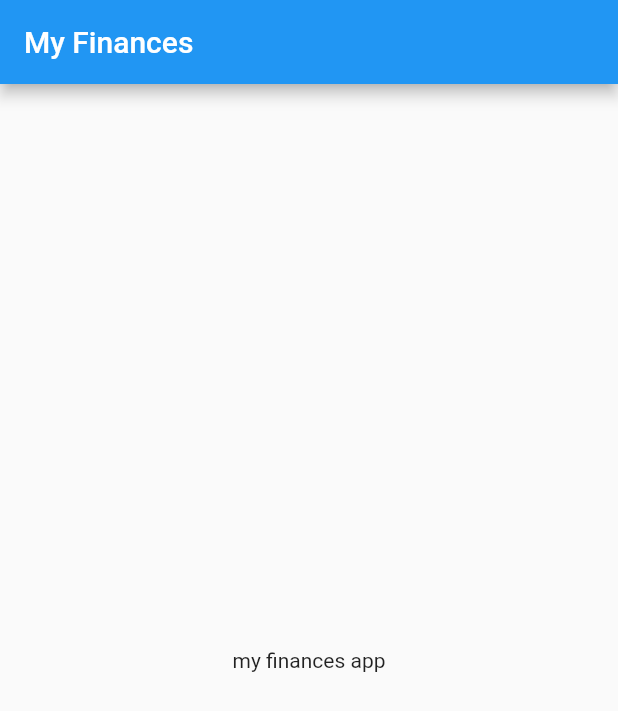
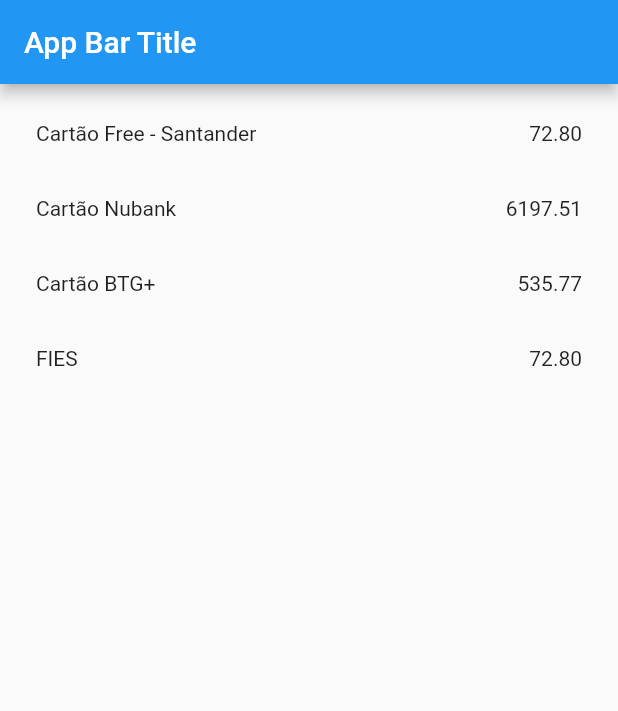
Before and after one commit to victorrattis/my-finances, a Flutter app: the screen it shows after launch, on a phone screen of 412 x 824 dp. Shown: the top 711 px of the screen. Run offline on Flutter 3.47's test engine with Material 2 defaults, Android fonts, the light colour scheme and no system bars.

Commit message:
In working...

```diff
--- /dev/null
+++ b/lib/data/data_repository.dart
@@ -0,0 +1,72 @@
+
+
+
+
+class DataRepository {
+
+
+
+}
+
+class FinanceValue {
+  final String data;
+  final String text;
+  final double price;
+  final List<String> labels;
+
+  FinanceValue({ required this.data, required this.text, required this.price, this.labels = const [] });
+}
+
+final List<FinanceValue> registers = <FinanceValue>[
+  FinanceValue(data: "08/09/2021", text: "Ferreira costa 9/10", price:	42.90, labels: ["santander", "apgastos"]),
+  FinanceValue(data: "18/09/2021", text: "Mercpago*mercadolivre", price:	29.90, labels: ["santander", "informatica"]),
+
+  FinanceValue(data: "03/06/2022", text: "Drogasil", price:	71.13, labels: ["btg", "medicamento"]),
+  FinanceValue(data: "16/06/2022", text: "Pão De Açúcar", price:	192.15, labels: ["btg", "alimentação"]),
+  FinanceValue(data: "16/06/2022", text: "Posto Cunha", price:	57.92, labels: ["btg", "viagem"]),
+  FinanceValue(data: "16/06/2022", text: "Kaline Lopes", price:	64.98, labels: ["btg", "viagem"]),
+  FinanceValue(data: "16/06/2022", text: "Kaline Lopes", price:	59.00, labels: ["btg", "viagem"]),
+  FinanceValue(data: "21/06/2022", text: "Drogasil", price:	90.59, labels: ["btg", "medicamento"]),
+
+  FinanceValue(data: "01/01/2022", text:	"Ame Digital - 8/10", price:	546.43, labels: ["nubank"]),
+  FinanceValue(data: "01/01/2022", text:	"Mercadolivre*Mercadoli - 8/10", price:		175.53, labels: ["nubank"]),
+  FinanceValue(data: "01/01/2022", text:	"Amazon.Com.Br - 7/10", price:	35.99, labels: ["nubank"]),
+  FinanceValue(data: "01/01/2022", text:	"Amazon.Com.Br - 9/10", price:	47.52, labels: ["nubank"]),
+  FinanceValue(data: "09/05/2022", text:	"Pg*William Vendas - 02/03", price:	984.11, labels: ["nubank"]),
+  FinanceValue(data: "30/05/2022", text:	"Pag*Lightisgood", price:	347.40, labels: ["nubank"]),
+  FinanceValue(data: "31/05/2022", text:	"Uber *Trip", price:	7.93, labels: ["nubank"]),
+  FinanceValue(data: "31/05/2022", text:	"Uber *Trip", price:	14.91, labels: ["nubank"]),
+  FinanceValue(data: "31/05/2022", text:	"Uber *Trip", price:	12.34, labels: ["nubank"]),
+  FinanceValue(data: "02/06/2022", text:	"Uber *Trip", price:	19.90, labels: ["nubank"]),
+  FinanceValue(data: "02/06/2022", text:	"Uber *Trip", price:	11.97, labels: ["nubank"]),
+  FinanceValue(data: "02/06/2022", text:	"Uber *Trip", price:	10.90, labels: ["nubank"]),
+  FinanceValue(data: "02/06/2022", text:	"DL*Google Superc", price:	27.90, labels: ["nubank", "game"]),
+  FinanceValue(data: "02/06/2022", text:	"DL*Google Superc", price:	27.90, labels: ["nubank", "game"]),
+  FinanceValue(data: "03/06/2022", text:	"Uber *Trip", price:	8.95, labels: ["nubank"]),
+  FinanceValue(data: "03/06/2022", text:	"Recanto Paraibano", price:	240.50, labels: ["nubank"]),
+  FinanceValue(data: "04/06/2022", text:	"Cornershop Brasil Tecn", price:	293.22, labels: ["nubank"]),
+  FinanceValue(data: "04/06/2022", text:	"Uber *Trip", price:	9.94, labels: ["nubank"]),
+  FinanceValue(data: "04/06/2022", text:	"Uber *Trip	", price:	14.92, labels: ["nubank"]),
+  FinanceValue(data: "04/06/2022", text:	"Mac Donalds", price:	41.00, labels: ["nubank"]),
+  FinanceValue(data: "04/06/2022", text:	"Ifood *Ifood", price:	50.15, labels: ["nubank"]),
+  FinanceValue(data: "05/06/2022", text:	"Ifood *Ifood", price:	55.39, labels: ["nubank"]),
+  FinanceValue(data: "06/06/2022", text:	"Bompreco", price:	33.49, labels: ["nubank"]),
+  FinanceValue(data: "06/06/2022", text:	"Credito de Cornershop Brasil Tecn", price:	-31.38, labels: ["nubank"]),
+  FinanceValue(data: "07/06/2022", text:	"Uber *Trip", price:	19.94, labels: ["nubank"]),
+  FinanceValue(data: "08/06/2022", text:	"Uber *Trip", price:	14.96, labels: ["nubank"]),
+  FinanceValue(data: "09/06/2022", text:	"Dm *Nintendo", price:	192.55, labels: ["nubank"]),
+  FinanceValue(data: "10/05/2022", text:	"Pag*Lightisgood", price:	418.00, labels: ["nubank"]),
+  FinanceValue(data: "10/06/2022", text:	"Booking.Com Hotel On B", price:	1290.00, labels: ["nubank"]),
+  FinanceValue(data: "11/06/2022", text:	"Bomprec Parque Amorim", price:	112.67, labels: ["nubank"]),
+  FinanceValue(data: "11/06/2022", text:	"Ifood *Ifood", price:	56.99, labels: ["nubank"]),
+  FinanceValue(data: "12/06/2022", text:	"Ifood *Ifood", price:	157.89, labels: ["nubank"]),
+  FinanceValue(data: "13/06/2022", text:	"Disney Plus", price:	27.90, labels: ["nubank"]),
+  FinanceValue(data: "13/06/2022", text:	"Amacon.Com.Br Digital", price:	19.90, labels: ["nubank"]),
+  FinanceValue(data: "19/06/2022", text:	"Convershop Brasil Tecn", price:	296.18, labels: ["nubank"]),
+  FinanceValue(data: "19/06/2022", text:	"Convershop Brasil Tecn", price:	6.03, labels: ["nubank"]),
+  FinanceValue(data: "23/06/2022", text:	"Ifood *Ifood", price:	68.90, labels: ["nubank"]),
+  FinanceValue(data: "26/06/2022", text:	"Netflix.Com", price:	55.90, labels: ["nubank"]),
+  FinanceValue(data: "26/06/2022", text:	"Pag*Lightisgood", price:	355.40, labels: ["nubank"]),
+  FinanceValue(data: "29/06/2022", text:	"Drogasil", price:	82.49, labels: ["nubank"]),
+  FinanceValue(data: "29/06/2022", text:	"Ebanx*Spotify", price:	34.90, labels: ["nubank"]),
+];
--- a/lib/main.dart
+++ b/lib/main.dart
@@ -1,4 +1,7 @@
+
 import 'package:flutter/material.dart';
+import 'package:my_finances_app/ui/home/home_page.dart';
+import 'package:my_finances_app/ui/list/list_finances.dart';
 
 void main() {
   runApp(const MyApp());
@@ -14,14 +17,7 @@
       theme: ThemeData(
         primarySwatch: Colors.blue,
       ),
-      home: Scaffold(
-        appBar: AppBar(
-          title: const Text("My Finances"),
-        ),
-        body: const Center(
-          child: Text("my finances app"),
-        )
-      )
+      home: const HomePage()
     );
   }
 }
--- /dev/null
+++ b/lib/ui/home/home_page.dart
@@ -0,0 +1,75 @@
+
+import 'package:flutter/material.dart';
+import 'package:my_finances_app/data/data_repository.dart';
+
+class HomePage extends StatelessWidget {
+  const HomePage({Key? key}) : super(key: key);
+
+  @override
+  Widget build(BuildContext context) {
+    return Scaffold(
+      appBar: AppBar(title: const Text("App Bar Title")),
+      body: Padding(
+        padding: const EdgeInsets.symmetric(vertical: 8, horizontal: 24),
+        child: ListView.builder(
+          itemCount: finances.length,
+          itemBuilder: (BuildContext context, int index) {
+            return Container(
+              height: 50,
+              child: Row(
+                children: [
+                  Expanded(child: Text(finances[index].title)),
+                  Text(calculateValue(finances[index].expression, finances[index].value).toStringAsFixed(2))
+                ],
+              ),
+            );
+          }
+        ),
+      )
+    );
+  }
+}
+
+class FinanceDataValue {
+  final String id;
+  final String title;
+  final String expression;
+  final double value;
+  final String status;
+
+  FinanceDataValue({
+    this.id = "",
+    required this.title,
+    this.expression = "",
+    this.value = 0,
+    this.status = ""
+  });
+}
+
+List<FinanceDataValue> finances = [
+  FinanceDataValue(
+    id: "gastos_santander",
+    title: "Cartão Free - Santander",
+    expression: "santander"
+  ),
+  FinanceDataValue(
+    id: "gastos_nubank",
+    title: "Cartão Nubank",
+    expression: "nubank"
+  ),
+  FinanceDataValue(
+    id: "gastos_btg",
+    title: "Cartão BTG+",
+    expression: "btg"
+  ),
+  FinanceDataValue(
+    id: "gastos_fies",
+    title: "FIES",
+    value: 72.80
+  ),
+];
+
+double calculateValue(String expression, double value) {
+  if (expression == "") return value;
+  return registers.fold<double>(0.0, (sum, element) => element.labels.contains(expression) ? (sum + element.price) : sum);
+}
```
Also changed, not shown: lib/ui/list/list_finances.dart (added, +89 -0 lines).
